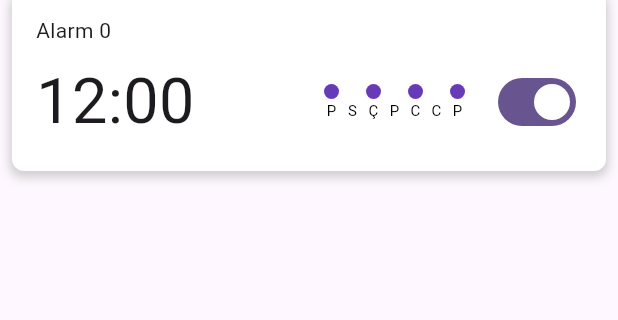
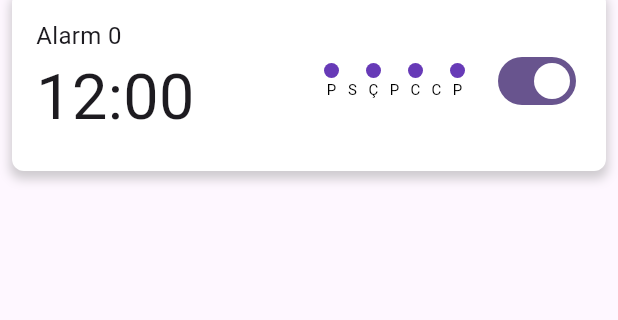
Before and after one commit to seqhilla/WakeTogether, a Flutter app: the screen it shows after launch, on a phone screen of 412 x 824 dp, the part 105-425 px from its top. Run offline on Flutter 3.47's test engine with Material 3 defaults, Android fonts, the light colour scheme and no system bars.

Commit message:
Fixed vertical alligment.

```diff
--- a/lib/main.dart
+++ b/lib/main.dart
@@ -69,7 +69,7 @@
                     // Add a new alarm
                     alarms.add(AlarmItem(
                       alarmName: result['alarmName'],
-                      alarmTime: result['alarmTime'].format(context), // Convert TimeOfDay to String
+                      alarmTime: formatTimeOfDay(result['alarmTime']), // Convert TimeOfDay to String
                       daysActive: result['daysActive'],
                       isActive: true, // Assuming new alarms are active by default
                     ));
@@ -77,7 +77,7 @@
                     // Update an existing alarm
                     int index = result['index'];
                     alarms[index].alarmName = result['alarmName'];
-                    alarms[index].alarmTime = result['alarmTime'].format(context); // Convert TimeOfDay to String
+                    alarms[index].alarmTime = formatTimeOfDay(result['alarmTime']); // Convert TimeOfDay to String
                     alarms[index].daysActive = result['daysActive'];
                     // isActive remains unchanged or can be updated based on your logic
                   }
@@ -106,6 +106,12 @@
         },
       ),
     );
+  }
+
+  String formatTimeOfDay(TimeOfDay time) {
+    final hours = time.hour.toString().padLeft(2, '0');
+    final minutes = time.minute.toString().padLeft(2, '0');
+    return '$hours:$minutes';
   }
 
   Widget alarmListItem({
@@ -142,23 +148,33 @@
               color: Colors.grey.withOpacity(0.5),
               spreadRadius: 1,
               blurRadius: 5,
-              offset: Offset(0, 3),
+              offset: Offset(0, 4),
             ),
           ],
         ),
         child: Column(
           crossAxisAlignment: CrossAxisAlignment.start,
-          mainAxisAlignment: MainAxisAlignment.spaceBetween, // Adjust space between elements
+          mainAxisAlignment: MainAxisAlignment.center,
           children: [
-            Text(alarmName, style: TextStyle(fontSize: 14)),
             Row(
               mainAxisAlignment: MainAxisAlignment.spaceBetween, // Align items in the row
               children: [
                 Expanded(
-                  child: AnimatedOpacity(
-                    opacity: isActive ? 1.0 : 0.5,
-                    duration: const Duration(milliseconds: 300),
-                    child: Text(alarmTime, style: TextStyle(fontSize: 42)),
+                  child: Column(
+                    mainAxisAlignment: MainAxisAlignment.center,
+                    crossAxisAlignment: CrossAxisAlignment.start, // Aligns horizontally to the start
+                    children: [
+                      if (alarmName.isNotEmpty)  AnimatedOpacity(
+                        opacity: isActive ? 1.0 : 0.5,
+                        duration: const Duration(milliseconds: 300),
+                        child: Text(alarmName, style: const TextStyle(fontSize: 16)),
+                      ),
+                      AnimatedOpacity(
+                        opacity: isActive ? 1.0 : 0.5,
+                        duration: const Duration(milliseconds: 300),
+                        child: Text(alarmTime, style: const TextStyle(fontSize: 42)),
+                      ),
+                    ],
                   ),
                 ),
                 SizedBox(width: 8), // Space before the days
@@ -167,7 +183,7 @@
                     return Padding(
                       padding: const EdgeInsets.symmetric(horizontal: 2),
                       child: Column(
-                        mainAxisAlignment: MainAxisAlignment.center, // Center days vertically
+                        mainAxisAlignment: MainAxisAlignment.center, // This centers the children vertically
                         children: [
                           Container(
                             width: 10,
```
